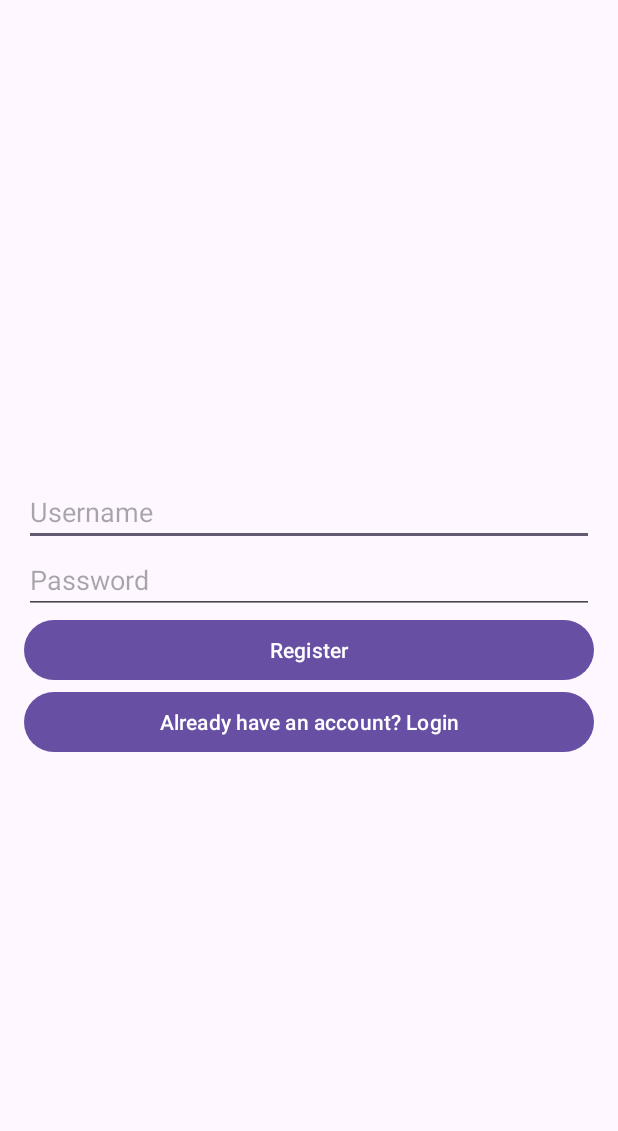
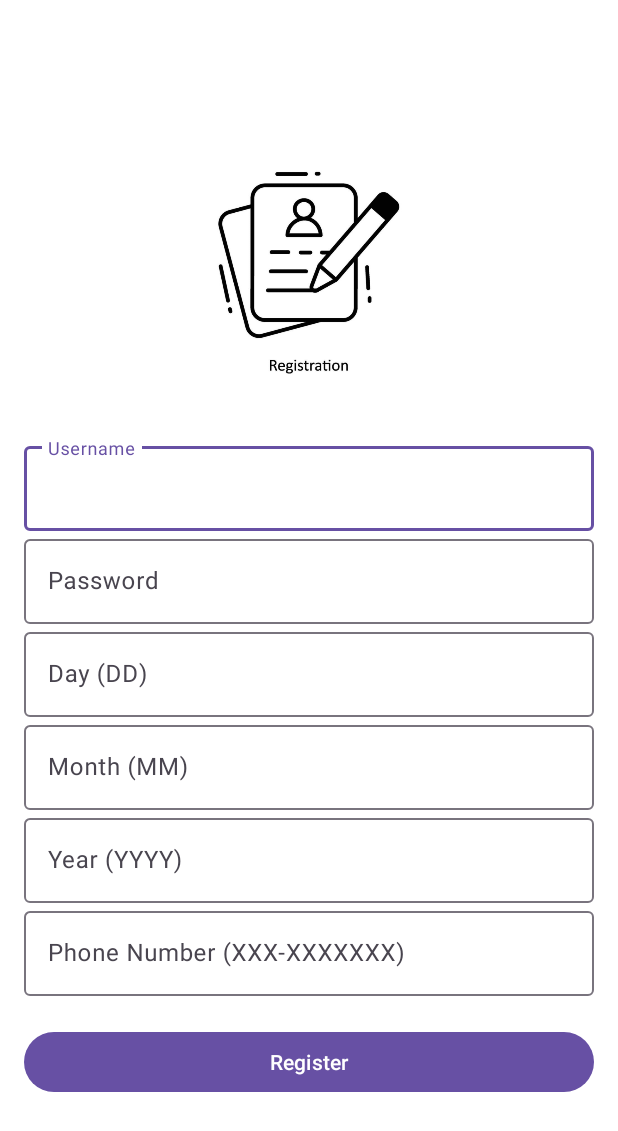
Before and after one commit to Lurker105/uccd3223_assignment_G13, an Android app: the screen it shows after launch (RegisterActivity), after a tap on "Register", on a phone screen of 412 x 824 dp. Shown: the top 1131 px of the screen. Run offline under Robolectric (Android 15) with nearby library versions, the phone set to English and light mode, and no system bars; 1 other tap on this screen came first.

Commit message:
TIO
Registration page improves 3.0

```diff
--- a/app/src/main/java/com/example/uccd3223_assignment_g13/LoginActivity.java
+++ b/app/src/main/java/com/example/uccd3223_assignment_g13/LoginActivity.java
@@ -1,7 +1,9 @@
 package com.example.uccd3223_assignment_g13;
 
+import android.content.Context;
 import android.content.DialogInterface;
 import android.content.Intent;
+import android.content.SharedPreferences;
 import android.graphics.drawable.Drawable;
 import android.os.Bundle;
 import android.text.TextUtils;
@@ -22,7 +24,14 @@ public class LoginActivity extends AppCompatActivity {
     private Button loginButton, registerButton, deleteAccountButton;
     private CheckBox rememberMeCheckBox;
     private UserLoginInfo userLoginInfo;
-    private boolean passwordVisible = false; // Track password visibility
+    private boolean passwordVisible = false;
+    private SharedPreferences sharedPreferences;
+
+    // SharedPreferences keys
+    private static final String PREFS_NAME = "LoginPrefs";
+    private static final String PREF_USERNAME = "username";
+    private static final String PREF_PASSWORD = "password";
+    private static final String PREF_REMEMBER_ME = "remember_me";
 
     @Override
     protected void onCreate(Bundle savedInstanceState) {
@@ -38,6 +47,11 @@ public class LoginActivity extends AppCompatActivity {
         rememberMeCheckBox = findViewById(R.id.rememberMeCheckBox);
 
         userLoginInfo = new UserLoginInfo(this);
+        sharedPreferences = getSharedPreferences(PREFS_NAME, Context.MODE_PRIVATE);
+
+        // Load saved credentials if "Remember Me" was checked
+        loadSavedCredentials();
+
 
         // Set initial icon for password visibility off
         setIconSize(passwordInput, R.drawable.ic_visibility_off, 40, 30);
@@ -64,7 +78,6 @@ public class LoginActivity extends AppCompatActivity {
                 return false;
             }
         });
-
         // Handle login button click
         loginButton.setOnClickListener(new View.OnClickListener() {
             @Override
@@ -88,6 +101,55 @@ public class LoginActivity extends AppCompatActivity {
                 confirmDeleteAccount(); // Ask for confirmation before deletion
             }
         });
+    }
+
+    // Load saved credentials from SharedPreferences
+    private void loadSavedCredentials() {
+        if (sharedPreferences.getBoolean(PREF_REMEMBER_ME, false)) {
+            String savedUsername = sharedPreferences.getString(PREF_USERNAME, "");
+            String savedPassword = sharedPreferences.getString(PREF_PASSWORD, "");
+
+            usernameInput.setText(savedUsername);
+            passwordInput.setText(savedPassword);
+            rememberMeCheckBox.setChecked(true); // Remember Me was checked
+        }
+    }
+
+    // Save user credentials when "Remember Me" is checked
+    private void saveCredentials(String username, String password) {
+        SharedPreferences.Editor editor = sharedPreferences.edit();
+        editor.putString(PREF_USERNAME, username);
+        editor.putString(PREF_PASSWORD, password);
+        editor.putBoolean(PREF_REMEMBER_ME, rememberMeCheckBox.isChecked());
+        editor.apply(); // Save the changes
+    }
+
+    // Clear saved credentials when "Remember Me" is unchecked
+    private void clearCredentials() {
+        SharedPreferences.Editor editor = sharedPreferences.edit();
+        editor.clear();
+        editor.apply(); // Clear the saved credentials
+    }
+
+    private void loginUser() {
+        String username = usernameInput.getText().toString().trim();
+        String password = passwordInput.getText().toString().trim();
+
+        if (validateInput(username, password)) {
+            if (userLoginInfo.checkLogin(username, password)) {
+                Toast.makeText(LoginActivity.this, "Login successful", Toast.LENGTH_SHORT).show();
+                // Save credentials if "Remember Me" is checked
+                if (rememberMeCheckBox.isChecked()) {
+                    saveCredentials(username, password);
+                } else {
+                    clearCredentials(); // Clear credentials if "Remember Me" is not checked
+                }
+                startActivity(new Intent(LoginActivity.this, MainActivity.class));
+                finish();
+            } else {
+                Toast.makeText(LoginActivity.this, "Invalid login. Please try again.", Toast.LENGTH_SHORT).show();
+            }
+        }
     }
 
     // Confirm if the user wants to delete their account
@@ -135,21 +197,6 @@ public class LoginActivity extends AppCompatActivity {
         }
     }
 
-    private void loginUser() {
-        String username = usernameInput.getText().toString().trim();
-        String password = passwordInput.getText().toString().trim();
-
-        if (validateInput(username, password)) {
-            if (userLoginInfo.checkLogin(username, password)) {
-                Toast.makeText(LoginActivity.this, "Login successful", Toast.LENGTH_SHORT).show();
-                startActivity(new Intent(LoginActivity.this, MainActivity.class));
-                finish();
-            } else {
-                Toast.makeText(LoginActivity.this, "Invalid login. Please try again.", Toast.LENGTH_SHORT).show();
-            }
-        }
-    }
-
     private boolean validateInput(String username, String password) {
         if (TextUtils.isEmpty(username)) {
             usernameInput.setError("Username cannot be empty");
@@ -169,8 +216,6 @@ public class LoginActivity extends AppCompatActivity {
         }
         return true;
     }
-
-    // Utility method to resize and set icons to 40dp
     private void setIconSize(EditText editText, int drawableRes, int width, int height) {
         Drawable drawable = ContextCompat.getDrawable(this, drawableRes);
         if (drawable != null) {
--- a/app/src/main/java/com/example/uccd3223_assignment_g13/RegisterActivity.java
+++ b/app/src/main/java/com/example/uccd3223_assignment_g13/RegisterActivity.java
@@ -1,9 +1,10 @@
 package com.example.uccd3223_assignment_g13;
 
-import android.content.Intent;
+import android.content.Context;
+import android.content.SharedPreferences;
 import android.os.Bundle;
 import android.text.TextUtils;
-import android.view.View;
+import android.util.Patterns;
 import android.widget.Button;
 import android.widget.EditText;
 import android.widget.Toast;
@@ -12,8 +13,8 @@ import androidx.appcompat.app.AppCompatActivity;
 
 public class RegisterActivity extends AppCompatActivity {
 
-    private EditText usernameInput, passwordInput;
-    private Button registerButton, loginButton;
+    private EditText usernameInput, passwordInput, dobDayInput, dobMonthInput, dobYearInput, phoneNumberInput;
+    private Button registerButton;
     private UserLoginInfo userLoginInfo;
 
     @Override
@@ -21,61 +22,73 @@ public class RegisterActivity extends AppCompatActivity {
         super.onCreate(savedInstanceState);
         setContentView(R.layout.activity_register);
 
+        // UI
         usernameInput = findViewById(R.id.usernameInput);
         passwordInput = findViewById(R.id.passwordInput);
+        dobDayInput = findViewById(R.id.dobDayInput);
+        dobMonthInput = findViewById(R.id.dobMonthInput);
+        dobYearInput = findViewById(R.id.dobYearInput);
+        phoneNumberInput = findViewById(R.id.phoneNumberInput);
         registerButton = findViewById(R.id.registerButton);
-        loginButton = findViewById(R.id.loginButton);
-
         userLoginInfo = new UserLoginInfo(this);
 
-        registerButton.setOnClickListener(new View.OnClickListener() {
-            @Override
-            public void onClick(View v) {
-                registerUser();
-            }
-        });
-
-        loginButton.setOnClickListener(new View.OnClickListener() {
-            @Override
-            public void onClick(View v) {
-                startActivity(new Intent(RegisterActivity.this, LoginActivity.class));
-            }
-        });
+        // Register button click
+        registerButton.setOnClickListener(v -> registerUser());
     }
 
     private void registerUser() {
         String username = usernameInput.getText().toString().trim();
         String password = passwordInput.getText().toString().trim();
+        String dobDay = dobDayInput.getText().toString().trim();
+        String dobMonth = dobMonthInput.getText().toString().trim();
+        String dobYear = dobYearInput.getText().toString().trim();
+        String phoneNumber = phoneNumberInput.getText().toString().trim();
 
-        if (validateInput(username, password)) {
-            if (userLoginInfo.addUser(username, password)) {
+        if (validateInput(username, password, dobDay, dobMonth, dobYear, phoneNumber)) {
+            // Add user to the database
+            boolean isAdded = userLoginInfo.addUser(username, password, dobDay, dobMonth, dobYear, phoneNumber);
+
+            if (isAdded) {
                 Toast.makeText(RegisterActivity.this, "Registration successful", Toast.LENGTH_SHORT).show();
-                startActivity(new Intent(RegisterActivity.this, LoginActivity.class));
-                finish();
+                finish(); // Close the activity after registration
             } else {
-                Toast.makeText(RegisterActivity.this, "Username already exists. Please choose another one.", Toast.LENGTH_SHORT).show();
+                Toast.makeText(RegisterActivity.this, "Username already exists", Toast.LENGTH_SHORT).show();
             }
         }
     }
 
-    private boolean validateInput(String username, String password) {
+    private boolean validateInput(String username, String password, String dobDay, String dobMonth, String dobYear, String phoneNumber) {
         if (TextUtils.isEmpty(username)) {
             usernameInput.setError("Username cannot be empty");
             return false;
         }
-        if (username.length() < 4) {
-            usernameInput.setError("Username must be at least 4 characters");
-            return false;
-        }
+
         if (TextUtils.isEmpty(password)) {
             passwordInput.setError("Password cannot be empty");
             return false;
         }
-        if (password.length() < 6) {
-            passwordInput.setError("Password must be at least 6 characters");
+
+        if (TextUtils.isEmpty(dobDay) || TextUtils.isEmpty(dobMonth) || TextUtils.isEmpty(dobYear)) {
+            Toast.makeText(this, "Please enter a valid date of birth", Toast.LENGTH_SHORT).show();
             return false;
         }
+
+        // Validate date of birth (e.g., checking valid day/month ranges)
+        int day = Integer.parseInt(dobDay);
+        int month = Integer.parseInt(dobMonth);
+        int year = Integer.parseInt(dobYear);
+
+        if (day < 1 || day > 31 || month < 1 || month > 12 || year < 1900 || year > 2023) {
+            Toast.makeText(this, "Please enter a valid date of birth", Toast.LENGTH_SHORT).show();
+            return false;
+        }
+
+        // Validate phone number format (XXX-XXXXXXX)
+        if (!phoneNumber.matches("\\d{3}-\\d{7}")) {
+            phoneNumberInput.setError("Invalid phone number format. Use XXX-XXXXXXX");
+            return false;
+        }
+
         return true;
     }
-
 }
--- a/app/src/main/res/layout/activity_register.xml
+++ b/app/src/main/res/layout/activity_register.xml
@@ -3,31 +3,92 @@
     android:layout_height="match_parent"
     android:gravity="center"
     android:orientation="vertical"
-    android:padding="16dp">
+    android:padding="16dp"
+    android:background="#FFFFFF">
 
-    <EditText
+    <!-- Logo -->
+    <ImageView
+        android:id="@+id/registrationLogo"
+        android:layout_width="150dp"
+        android:layout_height="180dp"
+        android:src="@drawable/registration"
+        android:contentDescription="Registration Logo"
+        android:layout_marginBottom="20dp" />
+
+    <!-- Username input -->
+    <com.google.android.material.textfield.TextInputLayout
+        android:layout_width="match_parent"
+        android:layout_height="wrap_content">
+        <com.google.android.material.textfield.TextInputEditText
             android:id="@+id/usernameInput"
             android:layout_width="match_parent"
             android:layout_height="wrap_content"
-        android:hint="Username"
-        android:inputType="text" />
+            android:hint="Username" />
+    </com.google.android.material.textfield.TextInputLayout>
 
-    <EditText
+    <!-- Password input -->
+    <com.google.android.material.textfield.TextInputLayout
+        android:layout_width="match_parent"
+        android:layout_height="wrap_content">
+        <com.google.android.material.textfield.TextInputEditText
             android:id="@+id/passwordInput"
             android:layout_width="match_parent"
             android:layout_height="wrap_content"
             android:hint="Password"
             android:inputType="textPassword" />
+    </com.google.android.material.textfield.TextInputLayout>
 
+    <!-- Date of Birth Inputs (Day, Month, Year) -->
+    <com.google.android.material.textfield.TextInputLayout
+        android:layout_width="match_parent"
+        android:layout_height="wrap_content">
+        <com.google.android.material.textfield.TextInputEditText
+            android:id="@+id/dobDayInput"
+            android:layout_width="match_parent"
+            android:layout_height="wrap_content"
+            android:hint="Day (DD)"
+            android:inputType="number" />
+    </com.google.android.material.textfield.TextInputLayout>
+
+    <com.google.android.material.textfield.TextInputLayout
+        android:layout_width="match_parent"
+        android:layout_height="wrap_content">
+        <com.google.android.material.textfield.TextInputEditText
+            android:id="@+id/dobMonthInput"
+            android:layout_width="match_parent"
+            android:layout_height="wrap_content"
+            android:hint="Month (MM)"
+            android:inputType="number" />
+    </com.google.android.material.textfield.TextInputLayout>
+
+    <com.google.android.material.textfield.TextInputLayout
+        android:layout_width="match_parent"
+        android:layout_height="wrap_content">
+        <com.google.android.material.textfield.TextInputEditText
+            android:id="@+id/dobYearInput"
+            android:layout_width="match_parent"
+            android:layout_height="wrap_content"
+            android:hint="Year (YYYY)"
+            android:inputType="number" />
+    </com.google.android.material.textfield.TextInputLayout>
+
+    <!-- Phone Number Input -->
+    <com.google.android.material.textfield.TextInputLayout
+        android:layout_width="match_parent"
+        android:layout_height="wrap_content">
+        <com.google.android.material.textfield.TextInputEditText
+            android:id="@+id/phoneNumberInput"
+            android:layout_width="match_parent"
+            android:layout_height="wrap_content"
+            android:hint="Phone Number (XXX-XXXXXXX)"
+            android:inputType="phone" />
+    </com.google.android.material.textfield.TextInputLayout>
+
+    <!-- Register Button -->
     <Button
         android:id="@+id/registerButton"
         android:layout_width="match_parent"
         android:layout_height="wrap_content"
-        android:text="Register" />
-
-    <Button
-        android:id="@+id/loginButton"
-        android:layout_width="match_parent"
-        android:layout_height="wrap_content"
-        android:text="Already have an account? Login" />
+        android:text="Register"
+        android:layout_marginTop="20dp" />
 </LinearLayout>
```
Also changed, not shown: app/src/main/java/com/example/uccd3223_assignment_g13/UserLoginInfo.java (+20 -9 lines), app/src/main/res/drawable/registration.png (added). Lines whose indentation alone changed are shown as unchanged.
